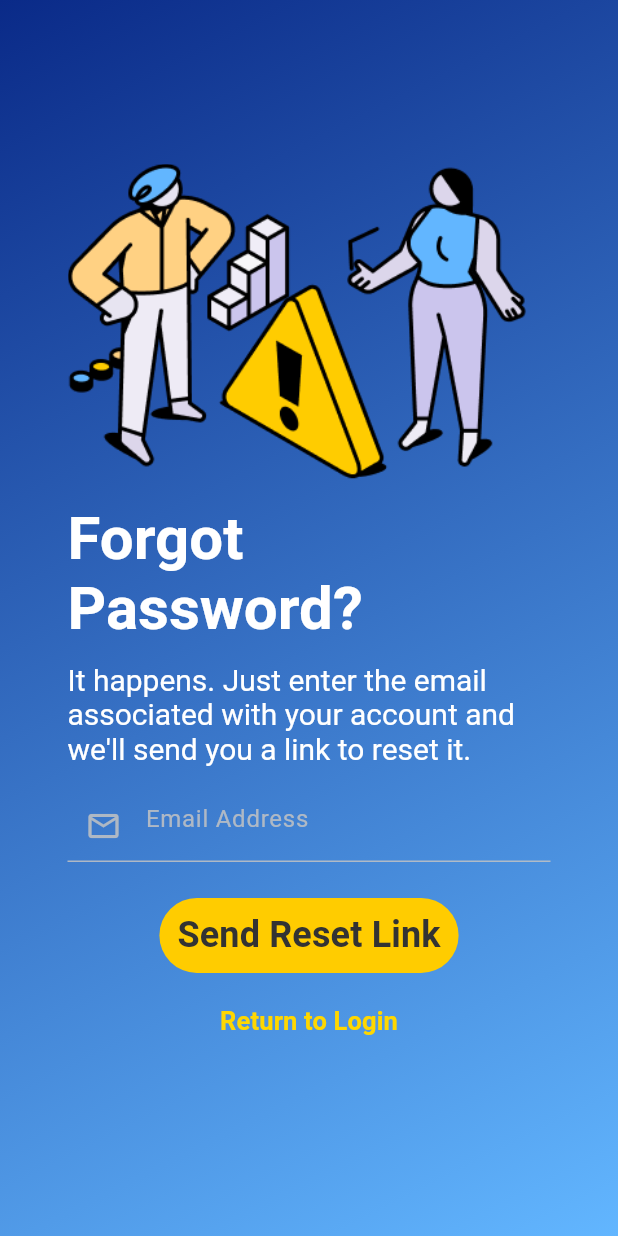
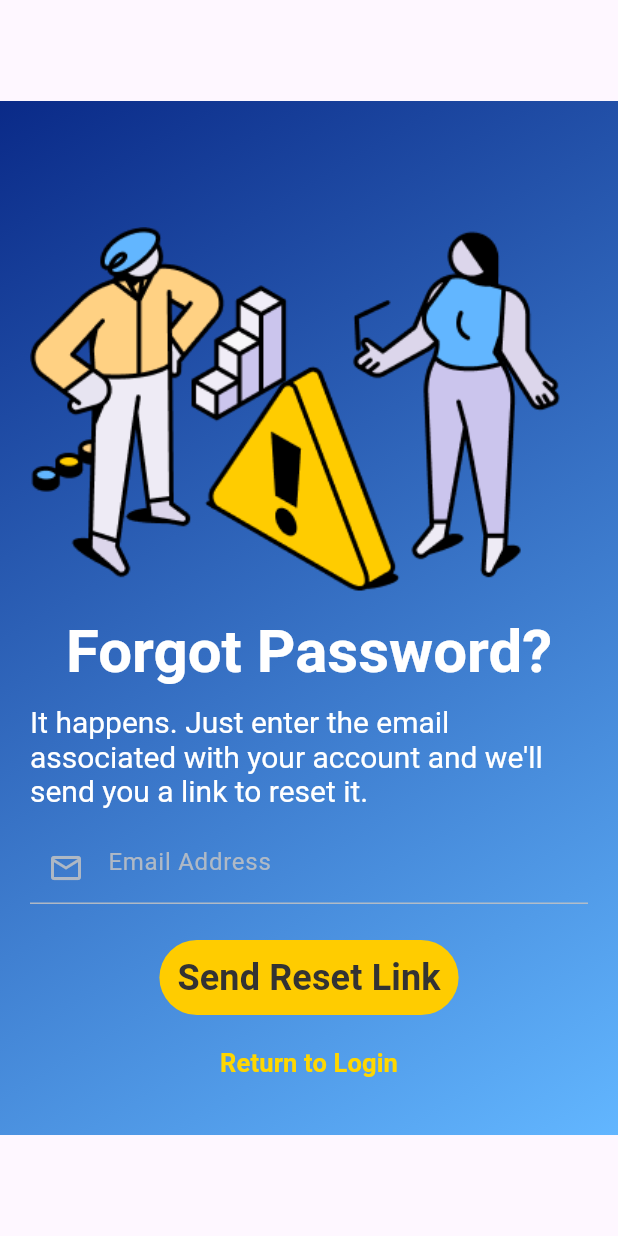
Before and after one commit to Pipeline-To-Better-Placemaking/P2BP-2025Spring-Mobile, a Flutter app: the ForgotPasswordPage screen opened by its route, on a phone screen of 412 x 824 dp. Run offline on Flutter 3.47's test engine with Material 3 defaults, Android fonts, the phone set to English and light mode, and no system bars.

Commit message:
Fixed renderflex overflow on reset_password and forgot_password pages and simplified them a small amount. Also added some directories containing generated files to .gitignore

```diff
--- a/lib/forgot_password_page.dart
+++ b/lib/forgot_password_page.dart
@@ -10,7 +10,8 @@ class ForgotPasswordPage extends StatelessWidget {
   @override
   Widget build(BuildContext context) {
     AssetBundle bundle = DefaultAssetBundle.of(context);
-    return Scaffold(
+    return SafeArea(
+      child: Scaffold(
         // appBar: AppBar(
         //   title: const Text('Forgot Password?'),
         // ),
@@ -21,13 +22,13 @@ class ForgotPasswordPage extends StatelessWidget {
               Color(0xFF0A2A88),
               Color(0xFF62B6FF),
             ],
-          child: Padding(
-            padding: const EdgeInsets.all(45),
             child: DefaultTextStyle(
               style: const TextStyle(
                 color: Color(0xFFFFFFFF),
                 fontSize: 20
               ),
+              child: SingleChildScrollView(
+                padding: const EdgeInsets.all(20),
                 child: Column(
                   children: [
                     Padding(
@@ -117,6 +118,7 @@ class ForgotPasswordPage extends StatelessWidget {
             ),
           ),
         ),
+      ),
     );
   }
 }
```
Also changed, not shown: lib/reset_password_page.dart (+5 -3 lines), 1 other file. Lines whose indentation alone changed are shown as unchanged.
